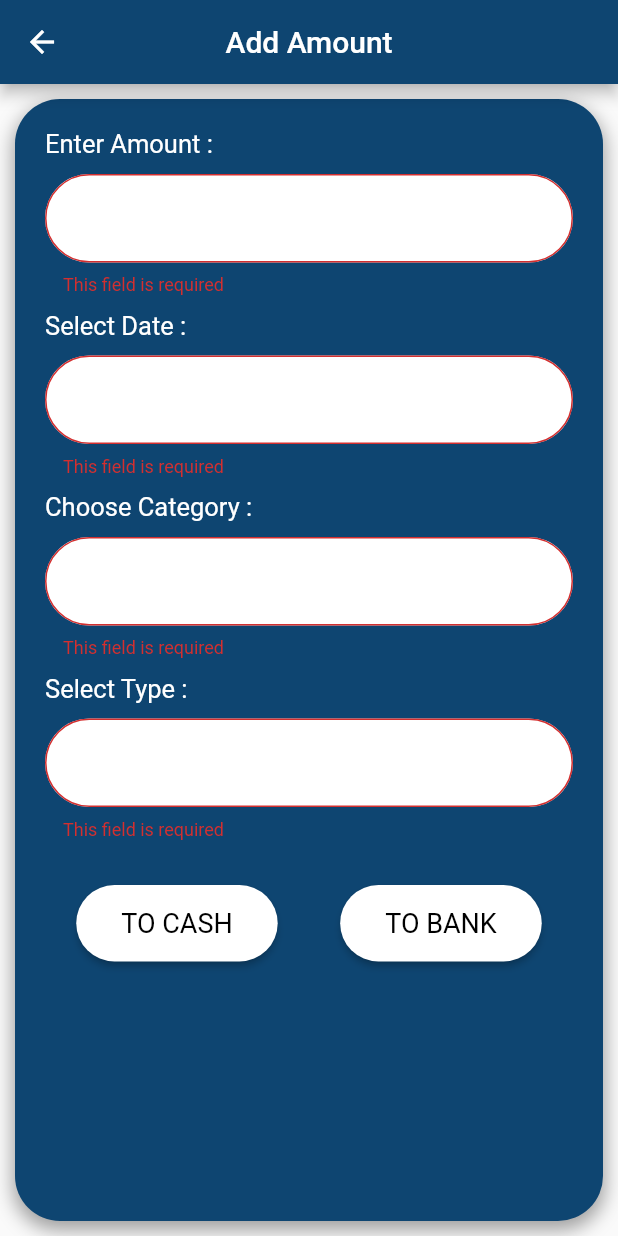
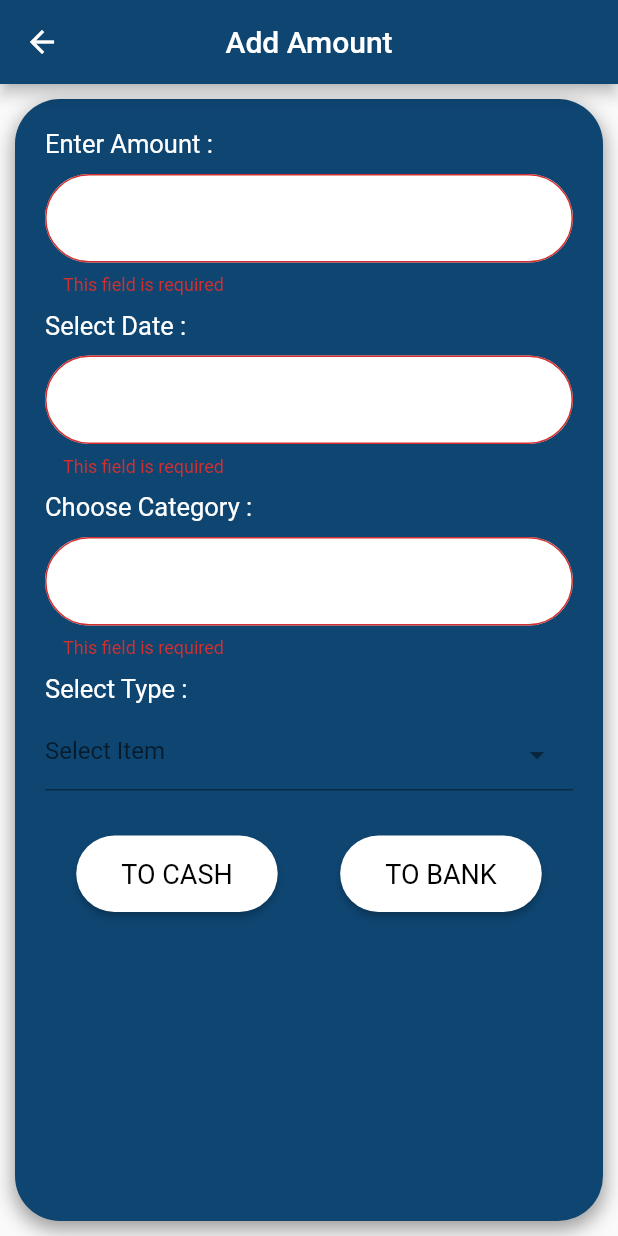
Before and after one commit to rohithvijayan774/Budget_Buddy, a Flutter app: the AddIncome screen opened directly, after a tap on "TO CASH", after a tap on "TO BANK", on a phone screen of 412 x 824 dp. Run offline on Flutter 3.47's test engine with Material 2 defaults, Android fonts, the phone set to English and light mode, and no system bars; drawn by our look-alikes of dropdown_textfield; our stand-ins replace google_fonts, hive, hive_flutter; missing offline and left inert: dart:ffi; accounts and stored records are empty.

Commit message:
second commit

```diff
--- a/lib/screens/first_screen.dart
+++ b/lib/screens/first_screen.dart
@@ -99,7 +99,7 @@ class _FirstScreenState extends State<FirstScreen> {
         builder: (BuildContext ctx, List<UserNameModel> newList, Widget? _) {
           return Column(
             children: [
-              UserNameBar(nameUser: newList[1].user),
+              UserNameBar(nameUser: newList[0].user),
               Container(
                 padding: const EdgeInsets.only(
                   left: 17,
--- a/lib/screens/search_transactions.dart
+++ b/lib/screens/search_transactions.dart
@@ -1,6 +1,4 @@
 import 'package:flutter/material.dart';
-import 'package:flutter/src/widgets/container.dart';
-import 'package:flutter/src/widgets/framework.dart';
 import 'package:money_management/model/transaction_model.dart';
 import 'package:money_management/functions/transaction_db.dart';
 import 'package:money_management/screens/transaction_screen.dart';
--- a/lib/widgets/add_amount.dart
+++ b/lib/widgets/add_amount.dart
@@ -1,7 +1,12 @@
+import 'dart:developer';
+
+import 'package:dropdown_textfield/dropdown_textfield.dart';
 import 'package:flutter/material.dart';
 import 'package:intl/intl.dart';
 import 'package:money_management/functions/transaction_db.dart';
 import 'package:money_management/model/transaction_model.dart';
+
+import 'category_list.dart';
 
 class AddIncome extends StatefulWidget {
   const AddIncome({super.key});
@@ -14,9 +19,20 @@ class _AddIncomeState extends State<AddIncome> {
   final _amountController = TextEditingController();
   final _dateController = TextEditingController();
   final _categoryController = TextEditingController();
-  final _typeController = TextEditingController();
+  // final _typeController = TextEditingController();
+  late SingleValueDropDownController _typeController;
+  final _formKey = GlobalKey<FormState>();
+  @override
+  void initState() {
+    _typeController = SingleValueDropDownController();
+    super.initState();
+  }
 
-  final _formKey = GlobalKey<FormState>();
+  @override
+  void dispose() {
+    _typeController.dispose();
+    super.dispose();
+  }
 
   @override
   Widget build(BuildContext context) {
@@ -158,6 +174,7 @@ class _AddIncomeState extends State<AddIncome> {
                     }
                   },
                 ),
+
                 const SizedBox(
                   height: 10,
                 ),
@@ -172,22 +189,38 @@ class _AddIncomeState extends State<AddIncome> {
                   height: 10,
                 ),
 
-                TextFormField(
-                  textCapitalization: TextCapitalization.sentences,
+                // TextFormField(
+                //   textCapitalization: TextCapitalization.sentences,
+                //   controller: _typeController,
+                //   decoration: const InputDecoration(
+                //     filled: true,
+                //     fillColor: Colors.white,
+                //     border: OutlineInputBorder(
+                //         borderRadius: BorderRadius.all(Radius.circular(50))),
+                //   ),
+                //   validator: (value) {
+                //     if (value == null || value.isEmpty) {
+                //       return 'This field is required';
+                //     } else {
+                //       return null;
+                //     }
+                //   },
+                // ),
+                DropDownTextField(
                   controller: _typeController,
-                  decoration: const InputDecoration(
-                    filled: true,
-                    fillColor: Colors.white,
-                    border: OutlineInputBorder(
-                        borderRadius: BorderRadius.all(Radius.circular(50))),
-                  ),
                   validator: (value) {
-                    if (value == null || value.isEmpty) {
+                    if (value == null) {
                       return 'This field is required';
                     } else {
                       return null;
                     }
                   },
+                  dropDownList: const [
+                    DropDownValueModel(name: 'Income', value: 'Income'),
+                    DropDownValueModel(name: 'Expense', value: 'Expense'),
+                  ],
+                  dropDownItemCount: 2,
+                  onChanged: (value) {},
                 ),
                 const SizedBox(
                   height: 30,
@@ -204,8 +237,9 @@ class _AddIncomeState extends State<AddIncome> {
                         backgroundColor: Colors.white,
                       ),
                       onPressed: () {
-                        toCashButtonClicked();
-                        if (_formKey.currentState!.validate()) {}
+                        if (_formKey.currentState!.validate()) {
+                          toCashButtonClicked();
+                        }
                       },
                       child: const Text(
                         'TO CASH',
@@ -243,19 +277,21 @@ class _AddIncomeState extends State<AddIncome> {
     final amount = _amountController.text.trim();
     final date = _dateController.text.trim();
     final category = _categoryController.text.trim();
-    final type = _typeController.text.trim();
+    final type = _typeController.toString().trim();
 
     if (amount.isEmpty || date.isEmpty || category.isEmpty || type.isEmpty) {
       return;
     }
-    final _incomeTransaction = TransactionModel(
+
+    final addAmount = TransactionModel(
       id: DateTime.now().toString(),
       amount: amount,
       date: date,
       category: category,
       type: type,
     );
-    TransactionDB().insertTransactions(_incomeTransaction);
+    TransactionDB().insertTransactions(addAmount);
+
     Navigator.of(context).pop();
   }
 
@@ -263,7 +299,7 @@ class _AddIncomeState extends State<AddIncome> {
     final income = _amountController.text.trim();
     final date = _dateController.text.trim();
     final category = _categoryController.text.trim();
-    final type = _typeController.text.trim();
+    final type = _typeController.toString().trim();
     if (income.isEmpty || date.isEmpty || category.isEmpty || type.isEmpty) {
       return;
     }
--- a/pubspec.yaml
+++ b/pubspec.yaml
@@ -30,6 +30,7 @@ environment:
 # versions available, run `flutter pub outdated`.
 dependencies:
   cupertino_icons: ^1.0.2
+  dropdown_textfield: ^1.0.7
   flutter:
     sdk: flutter
   google_fonts: ^3.0.1
```
Also changed, not shown: lib/functions/transaction_db.dart (+17 -14 lines), lib/widgets/transaction_bar.dart (+20 -3 lines), pubspec.lock.
